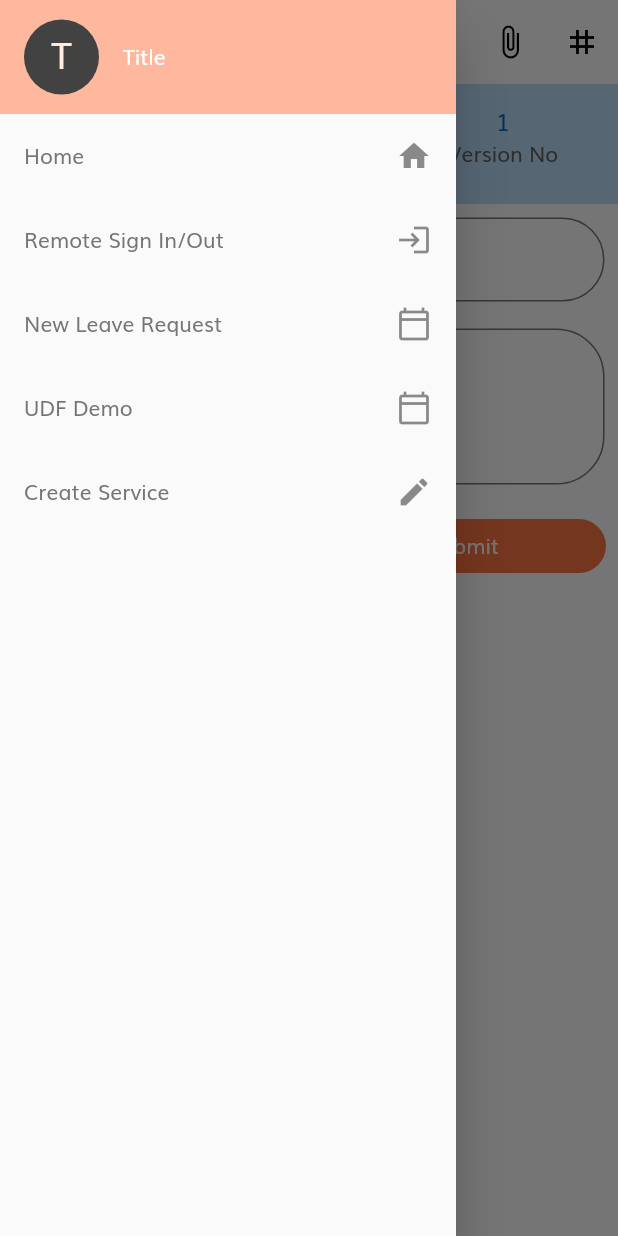
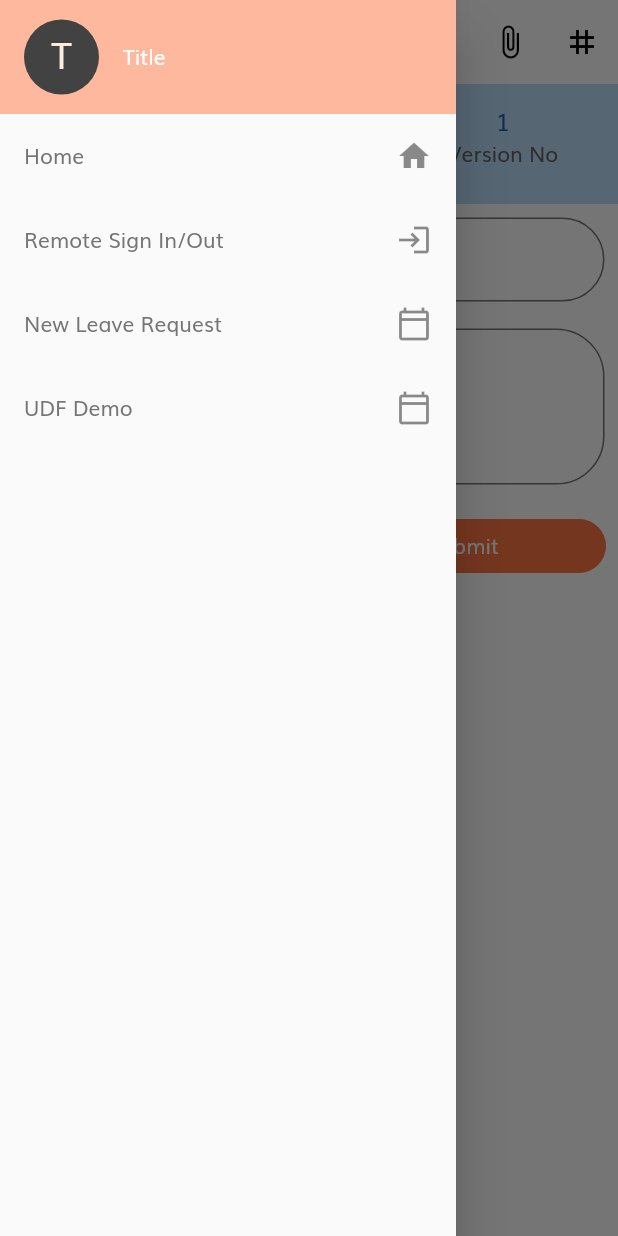
Before and after one commit to SynergyTek/hr_management, a Flutter app: the CreateServiceScreen screen opened by its route, with the side drawer open, on a phone screen of 412 x 824 dp. Run offline on Flutter 3.47's test engine with Material 2 defaults, Android fonts, the light colour scheme and no system bars; our stand-ins replace bloc, connectivity, dio, equatable, flip_card, flutter_bloc and 4 more; missing offline and left inert: flutter_form_bloc.

Commit message:
drawer menu changes

```diff
--- a/lib/ui/widgets/drawer/nav_drawer_widget.dart
+++ b/lib/ui/widgets/drawer/nav_drawer_widget.dart
@@ -74,16 +74,16 @@ Widget drawerWidget(context) {
             );
           },
         ),
-        ListTile(
-          title: Text('Create Service'),
-          trailing: Icon(Icons.create),
-          onTap: () {
-            Navigator.pushReplacementNamed(
-              context,
-              CREATE_SERVICE,
-            );
-          },
-        ),
+        // ListTile(
+        //   title: Text('Create Service'),
+        //   trailing: Icon(Icons.create),
+        //   onTap: () {
+        //     Navigator.pushReplacementNamed(
+        //       context,
+        //       CREATE_SERVICE,
+        //     );
+        //   },
+        // ),
       ],
     ),
   );
```
